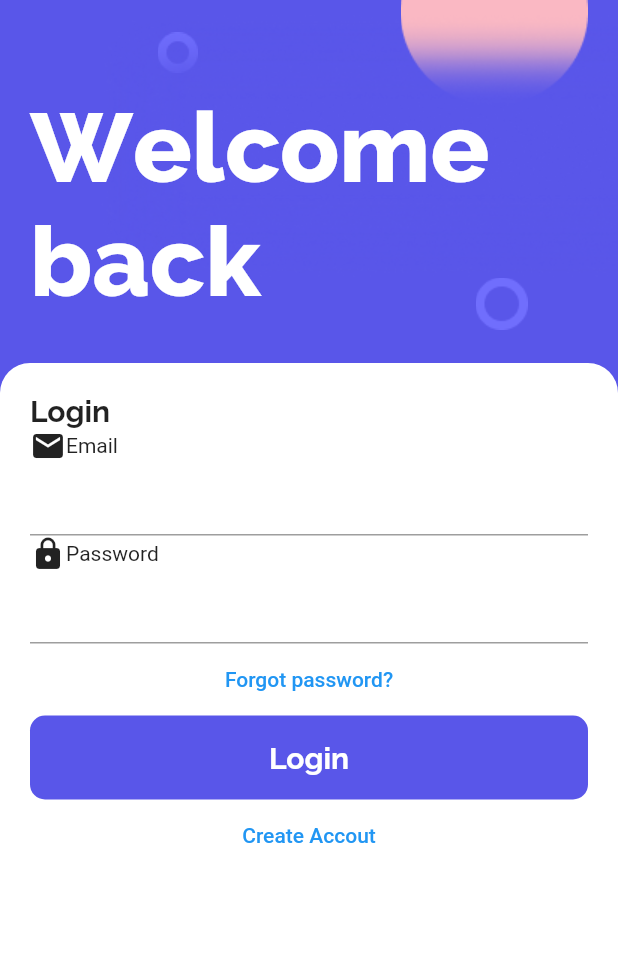
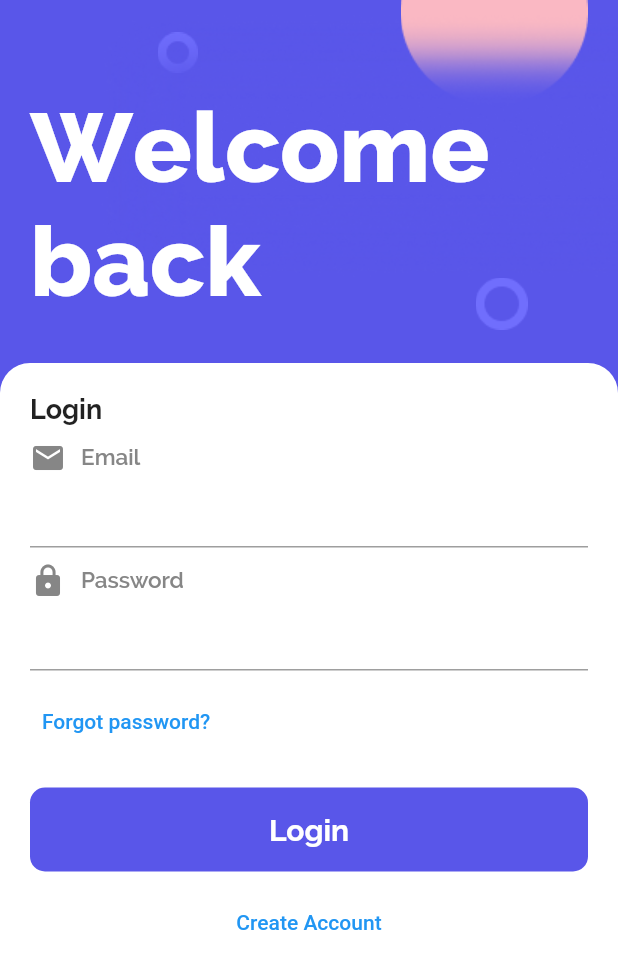
Before and after one commit to muaazshoaib/tech_ecommerce_app, a Flutter app: the LoginScreen screen opened directly, on a phone screen of 412 x 824 dp. Shown: the top 969 px of the screen. Run offline on Flutter 3.47's test engine with Material 2 defaults, Android fonts, the phone set to English and light mode, and no system bars.

Commit message:
Login screen completed

```diff
--- a/lib/colors.dart
+++ b/lib/colors.dart
@@ -1,3 +1,4 @@
 import 'package:flutter/material.dart';
 
-Color kBackgroundColor = const Color(0xFF5956E9);
+Color kBlueColor = const Color(0xFF5956E9);
+Color kGreyColor = const Color(0xFF868686);
--- a/lib/main.dart
+++ b/lib/main.dart
@@ -1,6 +1,5 @@
 import 'package:flutter/material.dart';
-import 'package:tech_ecommerce_app/screens/login_screen.dart';
-// import 'package:tech_ecommerce_app/screens/splash_screen.dart';
+import 'package:tech_ecommerce_app/screens/splash_screen.dart';
 
 void main() {
   runApp(const EcommerceApp());
@@ -14,8 +13,7 @@ class EcommerceApp extends StatelessWidget {
     return const MaterialApp(
       debugShowCheckedModeBanner: false,
       title: 'Tech Ecommerce App',
-      home: LoginScreen(),
-      // home: SplashScreen(),
+      home: SplashScreen(),
     );
   }
 }
--- a/lib/screens/login_screen.dart
+++ b/lib/screens/login_screen.dart
@@ -9,7 +9,7 @@ class LoginScreen extends StatelessWidget {
   @override
   Widget build(BuildContext context) {
     return Scaffold(
-      backgroundColor: kBackgroundColor,
+      backgroundColor: kBlueColor,
       body: SafeArea(
         child: Stack(
           children: [
@@ -47,42 +47,83 @@ class LoginScreen extends StatelessWidget {
                             'Login',
                             style: TextStyle(
                               fontFamily: 'Raleway Bold',
-                              fontSize: 20,
+                              fontSize: 18,
                             ),
                           ),
+                          const SizedBox(
+                            height: 10,
+                          ),
                           Column(
+                            crossAxisAlignment: CrossAxisAlignment.start,
                             children: [
                               Column(
                                 children: [
                                   Row(
-                                    children: const [
+                                    children: [
                                       Icon(
                                         Icons.email,
+                                        color: kGreyColor,
                                       ),
-                                      Text('Email')
+                                      const SizedBox(
+                                        width: 10,
+                                      ),
+                                      Text(
+                                        'Email',
+                                        style: TextStyle(
+                                            color: kGreyColor,
+                                            fontSize: 15,
+                                            fontFamily: 'Raleway SemiBold'),
+                                      ),
                                     ],
                                   ),
-                                  const TextField(),
+                                  const SizedBox(
+                                    width: 10,
+                                  ),
+                                  const TextField(
+                                    keyboardType: TextInputType.emailAddress,
+                                  ),
                                 ],
+                              ),
+                              const SizedBox(
+                                height: 10,
                               ),
                               Column(
                                 children: [
                                   Row(
-                                    children: const [
+                                    children: [
                                       Icon(
                                         Icons.lock,
+                                        color: kGreyColor,
                                       ),
-                                      Text('Password')
+                                      const SizedBox(
+                                        width: 10,
+                                      ),
+                                      Text(
+                                        'Password',
+                                        style: TextStyle(
+                                            color: kGreyColor,
+                                            fontSize: 15,
+                                            fontFamily: 'Raleway SemiBold'),
+                                      ),
                                     ],
                                   ),
-                                  const TextField(),
+                                  const TextField(
+                                    obscureText: true,
+                                    keyboardType: TextInputType.visiblePassword,
+                                  ),
                                 ],
+                              ),
+                              const SizedBox(
+                                height: 10,
                               ),
                               TextButton(
                                 onPressed: () {},
                                 child: const Text(
                                   'Forgot password?',
                                 ),
+                              ),
+                              const SizedBox(
+                                height: 20,
                               ),
                               TextButton(
                                 style: ButtonStyle(
@@ -117,9 +158,14 @@ class LoginScreen extends StatelessWidget {
                                   ),
                                 ),
                               ),
-                              TextButton(
-                                onPressed: () {},
-                                child: const Text('Create Accout'),
+                              const SizedBox(
+                                height: 10,
+                              ),
+                              Center(
+                                child: TextButton(
+                                  onPressed: () {},
+                                  child: const Text('Create Account'),
+                                ),
                               ),
                             ],
                           ),
--- a/lib/screens/splash_screen.dart
+++ b/lib/screens/splash_screen.dart
@@ -2,6 +2,7 @@ import 'package:flutter/material.dart';
 import 'package:tech_ecommerce_app/colors.dart';
 import 'package:tech_ecommerce_app/components/splash_screen_background_design.dart';
 import 'package:tech_ecommerce_app/components/title_heading_in_app_screen.dart';
+import 'package:tech_ecommerce_app/screens/login_screen.dart';
 
 class SplashScreen extends StatelessWidget {
   const SplashScreen({Key? key}) : super(key: key);
@@ -9,7 +10,7 @@ class SplashScreen extends StatelessWidget {
   @override
   Widget build(BuildContext context) {
     return Scaffold(
-      backgroundColor: kBackgroundColor,
+      backgroundColor: kBlueColor,
       body: SafeArea(
         child: Stack(
           children: [
@@ -19,7 +20,10 @@ class SplashScreen extends StatelessWidget {
               child: Column(
                 mainAxisAlignment: MainAxisAlignment.spaceBetween,
                 children: [
-                  const TitleHeadingInAppScreen(titleText: 'Find your Gadget', titleColor: Colors.white,),
+                  const TitleHeadingInAppScreen(
+                    titleText: 'Find your Gadget',
+                    titleColor: Colors.white,
+                  ),
                   Flexible(
                     child: TextButton(
                       style: ButtonStyle(
@@ -36,7 +40,14 @@ class SplashScreen extends StatelessWidget {
                           ),
                         ),
                       ),
-                      onPressed: () {},
+                      onPressed: () {
+                        Navigator.push(
+                          context,
+                          MaterialPageRoute(
+                            builder: (context) => const LoginScreen(),
+                          ),
+                        );
+                      },
                       child: const SizedBox(
                         height: 40,
                         width: double.infinity,
```
